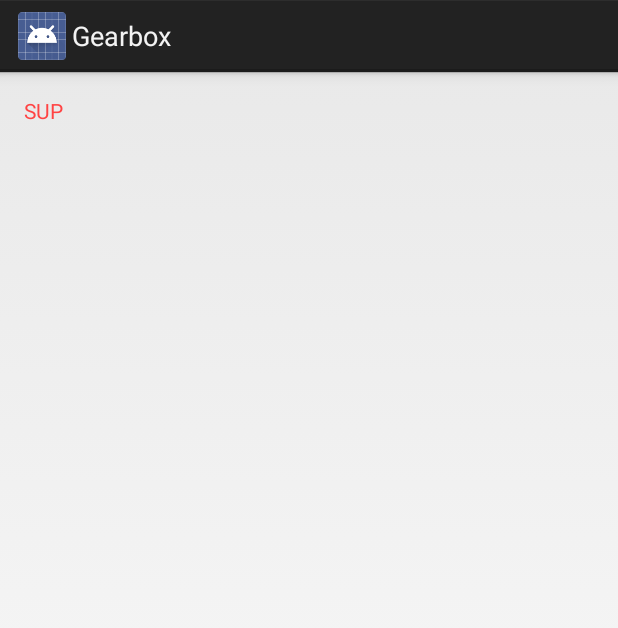
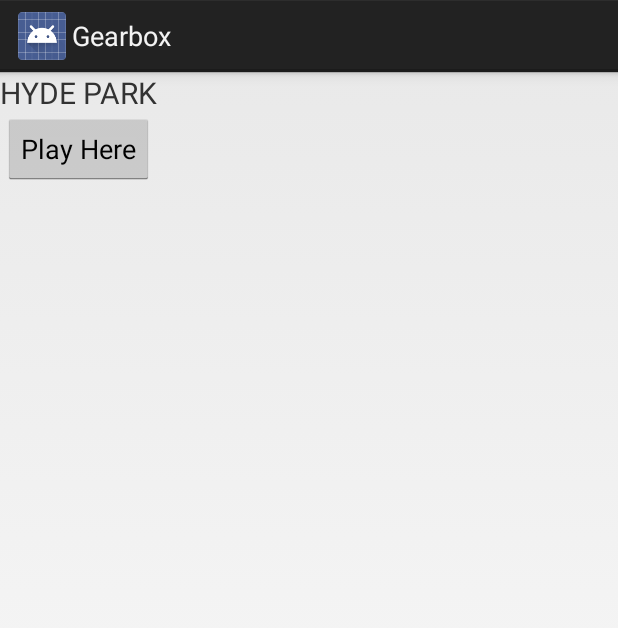
Before and after one commit to michaelbarlow7/gearbox, an Android app: the layout marker_info.xml on its own in the app's theme, with its tools: preview values and no code run, on a phone screen of 412 x 824 dp. Shown: the top 628 px of the screen. Run offline under Robolectric (Android 15) with nearby library versions, the phone set to English and light mode, and no system bars.

Commit message:
Populating info windows

```diff
--- a/app/src/main/res/layout/marker_info.xml
+++ b/app/src/main/res/layout/marker_info.xml
@@ -1,18 +1,76 @@
 <RelativeLayout xmlns:android="http://schemas.android.com/apk/res/android"
     xmlns:tools="http://schemas.android.com/tools"
-    android:layout_width="match_parent"
+    android:layout_width="wrap_content"
     android:layout_height="match_parent"
-    android:paddingLeft="@dimen/activity_horizontal_margin"
-    android:paddingRight="@dimen/activity_horizontal_margin"
-    android:paddingTop="@dimen/activity_vertical_margin"
-    android:paddingBottom="@dimen/activity_vertical_margin"
     tools:context=".LoginActivity">
 
     <TextView
-        android:id="@+id/markerText"
-        android:text="SUP"
-        android:textColor="@android:color/holo_red_light"
+        android:id="@+id/markerInfoTitle"
+        android:layout_alignParentTop="true"
+        android:layout_centerHorizontal="true"
+        android:textSize="20sp"
+        android:text="HYDE PARK"
         android:layout_width="wrap_content"
         android:layout_height="wrap_content" />
+    <LinearLayout
+        android:id="@+id/iconLayout"
+        android:layout_width="wrap_content"
+        android:layout_height="wrap_content"
+        android:layout_below="@id/markerInfoTitle"
+        android:layout_centerHorizontal="true"
+        android:gravity="center"
+        android:orientation="horizontal">
+        <ImageView
+            android:id="@+id/volleyball"
+            android:layout_width="wrap_content"
+            android:layout_height="wrap_content"
+            android:visibility="gone"
+            android:src="@android:drawable/ic_media_ff"
+            />
+        <ImageView
+            android:id="@+id/tennis"
+            android:layout_width="wrap_content"
+            android:layout_height="wrap_content"
+            android:visibility="gone"
+            android:src="@android:drawable/ic_input_add"
+            />
+        <ImageView
+            android:id="@+id/soccer"
+            android:layout_width="wrap_content"
+            android:layout_height="wrap_content"
+            android:visibility="gone"
+            android:src="@android:drawable/ic_delete"
+            />
+        <ImageView
+            android:id="@+id/basketball"
+            android:layout_width="wrap_content"
+            android:layout_height="wrap_content"
+            android:visibility="gone"
+            android:src="@android:drawable/ic_menu_crop"
+            />
+        <ImageView
+            android:id="@+id/beachball"
+            android:layout_width="wrap_content"
+            android:layout_height="wrap_content"
+            android:visibility="gone"
+            android:src="@android:drawable/ic_menu_compass"
+            />
+        <ImageView
+            android:id="@+id/cricket"
+            android:layout_width="wrap_content"
+            android:layout_height="wrap_content"
+            android:visibility="gone"
+            android:src="@android:drawable/ic_media_ff"
+            />
+
+        </LinearLayout>
+    <Button
+        android:id="@+id/playHere"
+        android:layout_width="wrap_content"
+        android:layout_height="wrap_content"
+        android:text="Play Here"
+        android:layout_below="@id/iconLayout"
+        android:layout_centerHorizontal="true"
+        />
 
 </RelativeLayout>
```
Also changed, not shown: app/src/main/java/com/gearboxer/gearbox/MapActivity.java (+56 -2 lines).
